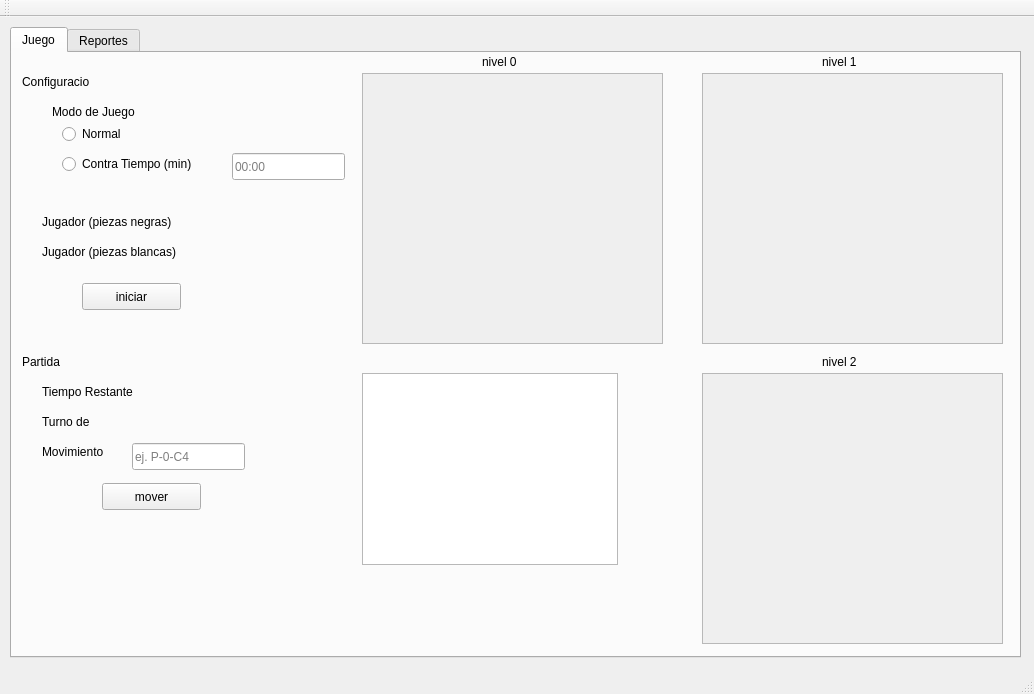
EduardoGarcia360/EDDProyecto1, file mainwindow.ui: the form before one commit.
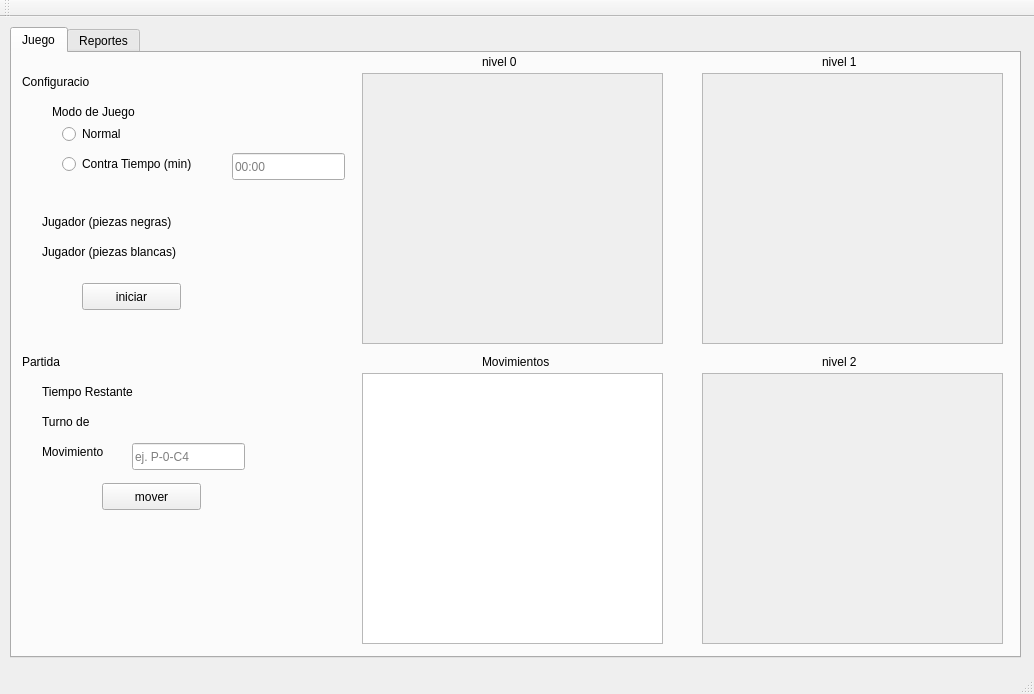
The form after the commit.

```diff
--- a/mainwindow.ui
+++ b/mainwindow.ui
@@ -364,11 +364,24 @@
        <rect>
         <x>350</x>
         <y>320</y>
-        <width>256</width>
-        <height>192</height>
+        <width>301</width>
+        <height>271</height>
        </rect>
       </property>
      </widget>
+     <widget class="QLabel" name="label_12">
+      <property name="geometry">
+       <rect>
+        <x>470</x>
+        <y>300</y>
+        <width>91</width>
+        <height>17</height>
+       </rect>
+      </property>
+      <property name="text">
+       <string>Movimientos</string>
+      </property>
+     </widget>
     </widget>
     <widget class="QWidget" name="tab_2">
      <attribute name="title">
```
